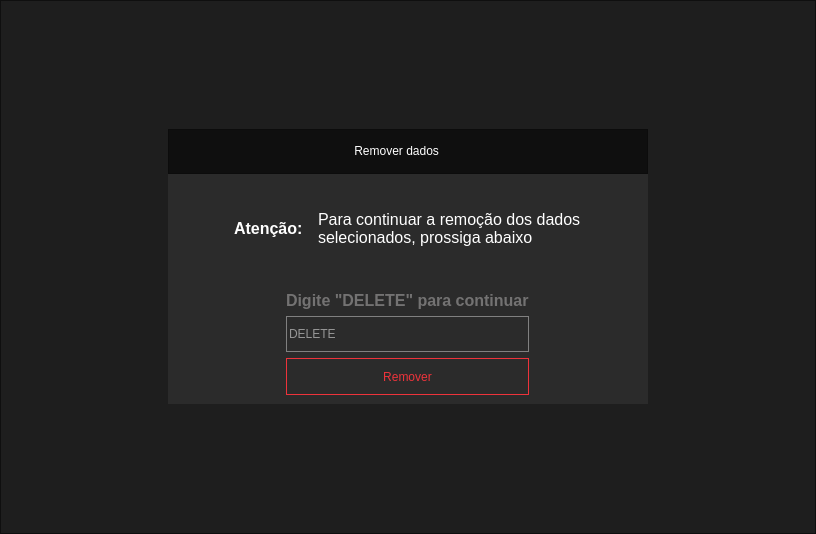
The window that remover_dados.ui (ryanbsdeveloper/app-desktop-caltec) describes before a commit, drawn with Qt 5.
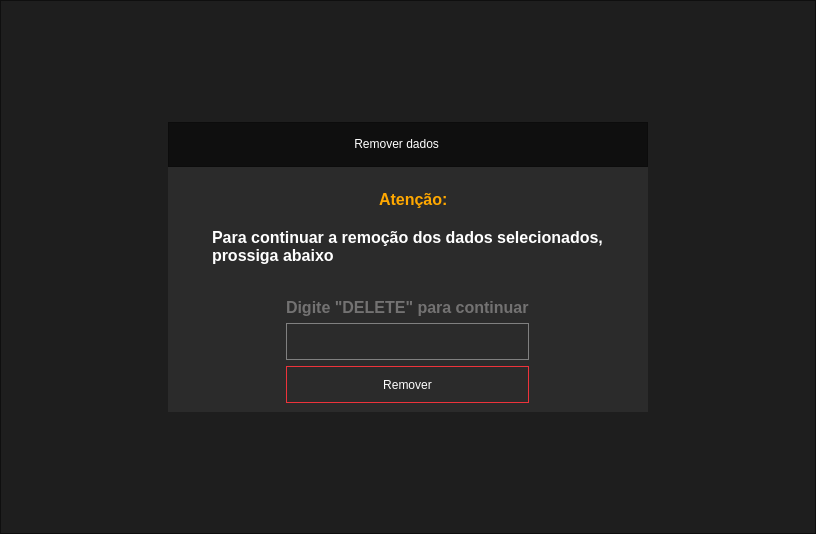
The same window after the commit. Icons and pictures are not drawn.

Commit message: update layout and delete datas

Patch:
```diff
--- a/remover_dados.ui
+++ b/remover_dados.ui
@@ -76,13 +76,13 @@
         <property name="minimumSize">
          <size>
           <width>480</width>
-          <height>0</height>
+          <height>290</height>
          </size>
         </property>
         <property name="maximumSize">
          <size>
           <width>480</width>
-          <height>275</height>
+          <height>290</height>
          </size>
         </property>
         <property name="styleSheet">
@@ -182,9 +182,9 @@
            <property name="frameShadow">
             <enum>QFrame::Raised</enum>
            </property>
-           <layout class="QHBoxLayout" name="horizontalLayout">
+           <layout class="QVBoxLayout" name="verticalLayout_5">
             <property name="spacing">
-             <number>15</number>
+             <number>0</number>
             </property>
             <property name="leftMargin">
              <number>0</number>
@@ -192,6 +192,40 @@
             <property name="rightMargin">
              <number>0</number>
             </property>
+            <property name="bottomMargin">
+             <number>19</number>
+            </property>
+            <item alignment="Qt::AlignHCenter">
+             <widget class="QFrame" name="frame_6">
+              <property name="frameShape">
+               <enum>QFrame::NoFrame</enum>
+              </property>
+              <property name="frameShadow">
+               <enum>QFrame::Raised</enum>
+              </property>
+              <layout class="QHBoxLayout" name="horizontalLayout_3">
+               <item>
+                <widget class="QLabel" name="label_5">
+                 <property name="maximumSize">
+                  <size>
+                   <width>30</width>
+                   <height>30</height>
+                  </size>
+                 </property>
+                 <property name="text">
+                  <string/>
+                 </property>
+                 <property name="pixmap">
+                  <pixmap resource="resources/resources.qrc">:/icons/circle-info-solid.svg</pixmap>
+                 </property>
+                 <property name="scaledContents">
+                  <bool>true</bool>
+                 </property>
+                 <property name="wordWrap">
+                  <bool>true</bool>
+                 </property>
+                </widget>
+               </item>
             <item>
              <widget class="QLabel" name="label_2">
               <property name="maximumSize">
@@ -211,22 +245,25 @@
               </property>
               <property name="styleSheet">
                <string notr="true">font: bold 12pt &quot;Segoe UI&quot;;
-color: rgb(255, 255, 255);</string>
+color: rgb(255, 168, 0);</string>
               </property>
               <property name="text">
                <string>Atenção:</string>
               </property>
              </widget>
             </item>
-            <item alignment="Qt::AlignRight">
+              </layout>
+             </widget>
+            </item>
+            <item>
              <widget class="QLabel" name="label">
               <property name="font">
                <font>
                 <family>Segoe UI</family>
                 <pointsize>12</pointsize>
-                <weight>50</weight>
+                <weight>75</weight>
                 <italic>false</italic>
-                <bold>false</bold>
+                <bold>true</bold>
                </font>
               </property>
               <property name="styleSheet">
@@ -287,15 +324,25 @@
                 <height>36</height>
                </size>
               </property>
+              <property name="font">
+               <font>
+                <family>Segoe UI</family>
+                <pointsize>12</pointsize>
+                <weight>75</weight>
+                <italic>false</italic>
+                <bold>true</bold>
+               </font>
+              </property>
               <property name="styleSheet">
                <string notr="true">QLineEdit{
 	border:1px solid gray;
-	font: 12pt &quot;Segoe UI&quot;;
+	font:  bold 12pt &quot;Segoe UI&quot;;
 	color:white;
+padding:7px
 }</string>
               </property>
               <property name="placeholderText">
-               <string>DELETE</string>
+               <string/>
               </property>
              </widget>
             </item>
@@ -314,7 +361,7 @@
                <string notr="true">QPushButton{
 border:1px solid  rgb(237, 51, 59);
 font:  bold 12pt &quot;Segoe UI&quot;;
-color: rgb(237, 51, 59)
+color: white
 }
 
 QPushButton:hover{
```
Left out of the diff: 2 changed lines with no effect on the pictures. Lines whose indentation alone changed are shown as unchanged. The commit also changes 22 other files.
